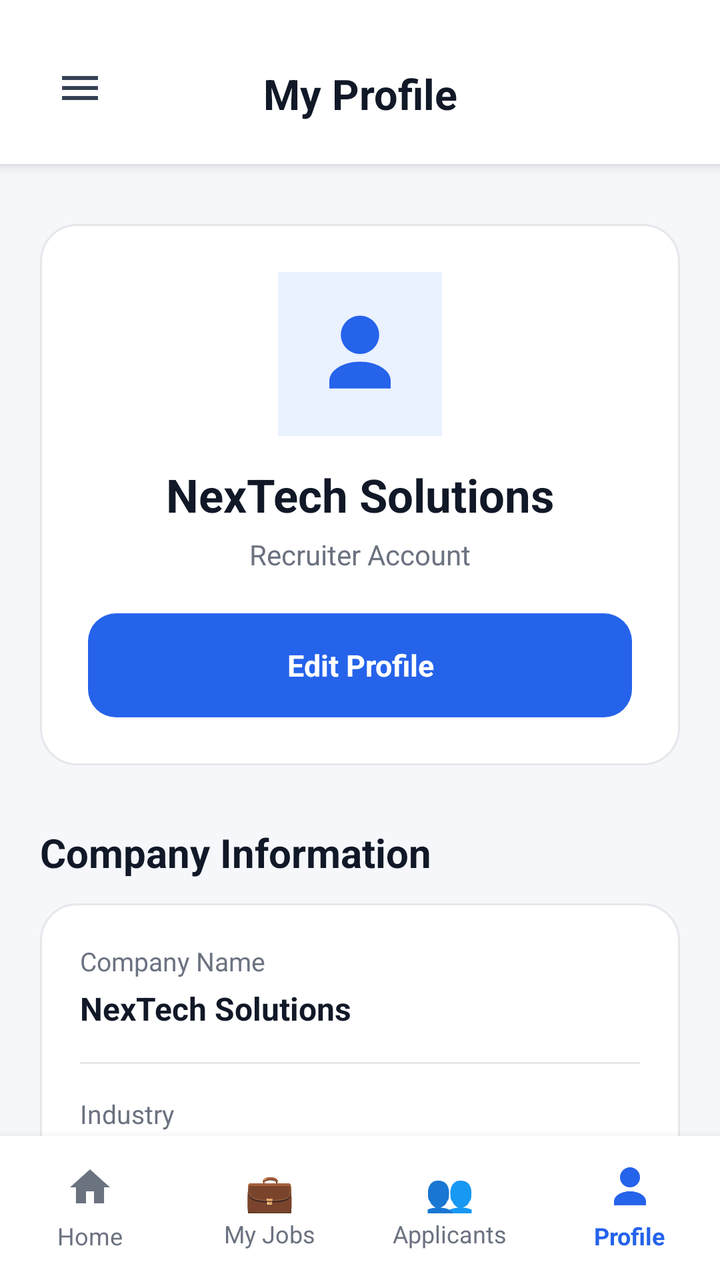
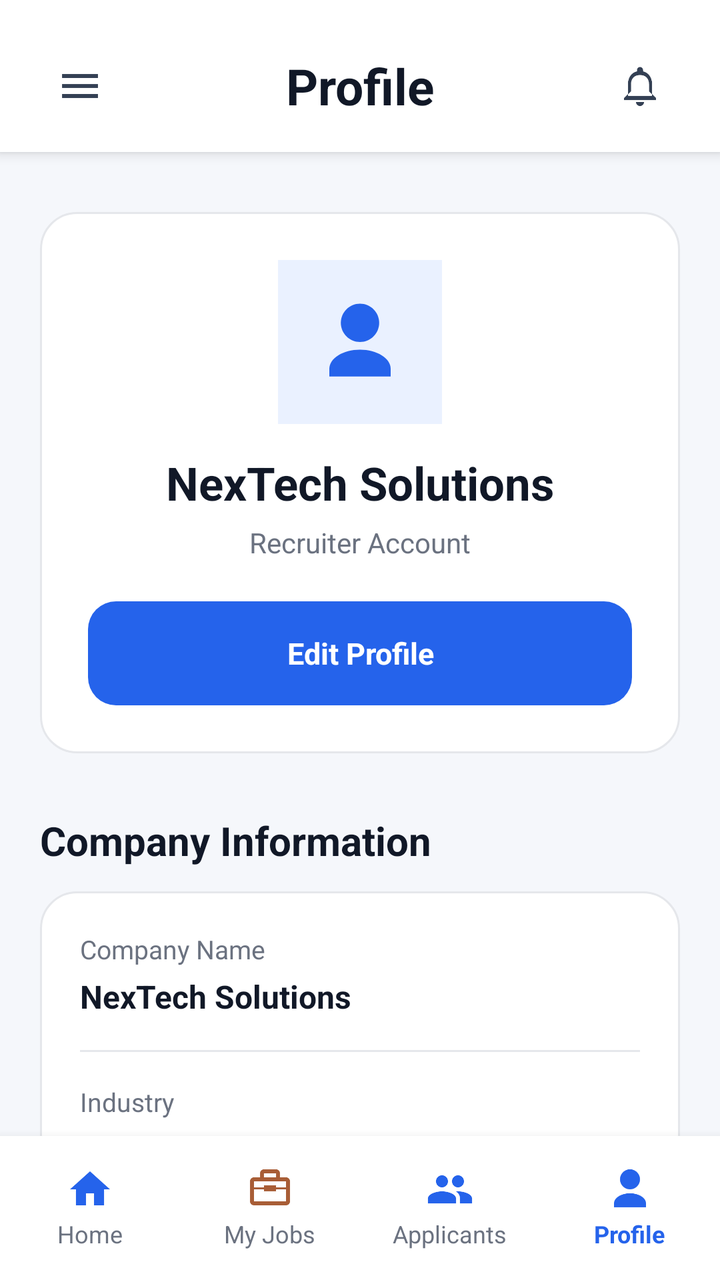

Screens rendered from an Android XML layout before and after an edit, with the pre-edit source and the edit as a unified diff.
<!-- AndroidManifest.xml: application theme Theme.CloudHire -->
<!-- res/layout/activity_recruiter_profile.xml -->
<?xml version="1.0" encoding="utf-8"?>
<LinearLayout
    xmlns:android="http://schemas.android.com/apk/res/android"
    xmlns:app="http://schemas.android.com/apk/res-auto"
    android:layout_width="match_parent"
    android:layout_height="match_parent"
    android:orientation="vertical"
    android:background="#F5F7FB">
    
    <LinearLayout
        android:layout_width="match_parent"
        android:layout_height="82dp"
        android:orientation="horizontal"
        android:gravity="center_vertical"
        android:paddingStart="16dp"
        android:paddingEnd="16dp"
        android:paddingTop="6dp"
        android:background="#FFFFFF"
        android:elevation="4dp">
        <ImageButton
            android:id="@+id/btnProfileMenu"
            android:layout_width="48dp"
            android:layout_height="48dp"
            android:background="@android:color/transparent"
            android:src="@drawable/recruiter_dashboard_menu"
            android:contentDescription="Menu"
            android:padding="12dp" />
        <TextView
            android:id="@+id/txtProfileTitle"
            android:layout_width="0dp"
            android:layout_height="wrap_content"
            android:layout_weight="1"
            android:gravity="center"
            android:translationY="3dp"
            android:text="My Profile"
            android:textColor="#111827"
            android:textSize="21sp"
            android:textStyle="bold" />
        
        <View
            android:layout_width="48dp"
            android:layout_height="48dp" />
    </LinearLayout>
    
    <ScrollView
        android:layout_width="match_parent"
        android:layout_height="0dp"
        android:layout_weight="1"
        android:fillViewport="true"
        android:scrollbars="none">
        <LinearLayout
            android:layout_width="match_parent"
            android:layout_height="wrap_content"
            android:orientation="vertical"
            android:paddingStart="20dp"
            android:paddingEnd="20dp"
            android:paddingTop="30dp"
            android:paddingBottom="20dp">
            
            <LinearLayout
                android:layout_width="match_parent"
                android:layout_height="wrap_content"
                android:orientation="vertical"
                android:gravity="center"
                android:padding="24dp"
                android:background="@drawable/bg_recruiter_profile_card">
                <ImageView
                    android:id="@+id/imgCompanyLogo"
                    android:layout_width="82dp"
                    android:layout_height="82dp"
                    android:padding="18dp"
                    android:src="@drawable/recruiter_dashboard_person"
                    app:tint="#2563EB"
                    android:background="#EAF1FF"
                    android:contentDescription="Company Logo" />
                <TextView
                    android:id="@+id/txtCompanyName"
                    android:layout_width="wrap_content"
                    android:layout_height="wrap_content"
                    android:layout_marginTop="14dp"
                    android:text="NexTech Solutions"
                    android:textColor="#111827"
                    android:textSize="23sp"
                    android:textStyle="bold" />
                <TextView
                    android:id="@+id/txtRecruiterAccount"
                    android:layout_width="wrap_content"
                    android:layout_height="wrap_content"
                    android:layout_marginTop="5dp"
                    android:text="Recruiter Account"
                    android:textColor="#6B7280"
                    android:textSize="14sp" />
                <TextView
                    android:id="@+id/btnEditProfile"
                    android:layout_width="match_parent"
                    android:layout_height="52dp"
                    android:layout_marginTop="20dp"
                    android:gravity="center"
                    android:text="Edit Profile"
                    android:textColor="#FFFFFF"
                    android:textSize="15sp"
                    android:textStyle="bold"
                    android:clickable="true"
                    android:focusable="true"
                    android:background="@drawable/bg_recruiter_profile_button" />
            </LinearLayout>
            
            <TextView
                android:layout_width="wrap_content"
                android:layout_height="wrap_content"
                android:layout_marginTop="30dp"
                android:text="Company Information"
                android:textColor="#111827"
                android:textSize="20sp"
                android:textStyle="bold" />
            <LinearLayout
                android:layout_width="match_parent"
                android:layout_height="wrap_content"
                android:layout_marginTop="12dp"
                android:orientation="vertical"
                android:padding="20dp"
                android:background="@drawable/bg_recruiter_profile_card">
                <TextView
                    android:layout_width="match_parent"
                    android:layout_height="wrap_content"
                    android:text="Company Name"
                    android:textColor="#6B7280"
                    android:textSize="13sp" />
                <TextView
                    android:id="@+id/txtCompanyNameInfo"
                    android:layout_width="match_parent"
                    android:layout_height="wrap_content"
                    android:layout_marginTop="4dp"
                    android:text="NexTech Solutions"
                    android:textColor="#111827"
                    android:textSize="16sp"
                    android:textStyle="bold" />
                <View
                    android:layout_width="match_parent"
                    android:layout_height="1dp"
                    android:layout_marginTop="16dp"
                    android:layout_marginBottom="16dp"
                    android:background="#E5E7EB" />
                <TextView
                    android:layout_width="match_parent"
                    android:layout_height="wrap_content"
                    android:text="Industry"
                    android:textColor="#6B7280"
                    android:textSize="13sp" />
                <TextView
                    android:id="@+id/txtIndustry"
                    android:layout_width="match_parent"
                    android:layout_height="wrap_content"
                    android:layout_marginTop="4dp"
                    android:text="Information Technology"
                    android:textColor="#111827"
                    android:textSize="16sp" />
                <View
                    android:layout_width="match_parent"
                    android:layout_height="1dp"
                    android:layout_marginTop="16dp"
                    android:layout_marginBottom="16dp"
                    android:background="#E5E7EB" />
                <TextView
                    android:layout_width="match_parent"
                    android:layout_height="wrap_content"
                    android:text="Company Size"
                    android:textColor="#6B7280"
                    android:textSize="13sp" />
                <TextView
                    android:id="@+id/txtCompanySize"
                    android:layout_width="match_parent"
                    android:layout_height="wrap_content"
                    android:layout_marginTop="4dp"
                    android:text="51 - 200 Employees"
                    android:textColor="#111827"
                    android:textSize="16sp" />
                <View
                    android:layout_width="match_parent"
                    android:layout_height="1dp"
                    android:layout_marginTop="16dp"
                    android:layout_marginBottom="16dp"
                    android:background="#E5E7EB" />
                <TextView
                    android:layout_width="match_parent"
                    android:layout_height="wrap_content"
                    android:text="Location"
                    android:textColor="#6B7280"
                    android:textSize="13sp" />
                <TextView
                    android:id="@+id/txtLocation"
                    android:layout_width="match_parent"
                    android:layout_height="wrap_content"
                    android:layout_marginTop="4dp"
                    android:text="Mangalore, Karnataka"
                    android:textColor="#111827"
                    android:textSize="16sp" />
                <View
                    android:layout_width="match_parent"
                    android:layout_height="1dp"
                    android:layout_marginTop="16dp"
                    android:layout_marginBottom="16dp"
                    android:background="#E5E7EB" />
                <TextView
                    android:layout_width="match_parent"
                    android:layout_height="wrap_content"
                    android:text="Website"
                    android:textColor="#6B7280"
                    android:textSize="13sp" />
                <TextView
                    android:id="@+id/txtWebsite"
                    android:layout_width="match_parent"
                    android:layout_height="wrap_content"
                    android:layout_marginTop="4dp"
                    android:text="www.nextechsolutions.com"
                    android:textColor="#2563EB"
                    android:textSize="16sp" />
            </LinearLayout>
            
            <TextView
                android:layout_width="wrap_content"
                android:layout_height="wrap_content"
                android:layout_marginTop="30dp"
                android:text="Recruiter Information"
                android:textColor="#111827"
                android:textSize="20sp"
                android:textStyle="bold" />
            <LinearLayout
                android:layout_width="match_parent"
                android:layout_height="wrap_content"
                android:layout_marginTop="12dp"
                android:orientation="vertical"
                android:padding="20dp"
                android:background="@drawable/bg_recruiter_profile_card">
                <TextView
                    android:layout_width="match_parent"
                    android:layout_height="wrap_content"
                    android:text="Name"
                    android:textColor="#6B7280"
                    android:textSize="13sp" />
                <TextView
                    android:id="@+id/txtRecruiterName"
                    android:layout_width="match_parent"
                    android:layout_height="wrap_content"
                    android:layout_marginTop="4dp"
                    android:text="Recruiter"
                    android:textColor="#111827"
                    android:textSize="16sp"
                    android:textStyle="bold" />
                <View
                    android:layout_width="match_parent"
                    android:layout_height="1dp"
                    android:layout_marginTop="16dp"
                    android:layout_marginBottom="16dp"
                    android:background="#E5E7EB" />
                <TextView
                    android:layout_width="match_parent"
                    android:layout_height="wrap_content"
                    android:text="Email"
                    android:textColor="#6B7280"
                    android:textSize="13sp" />
                <TextView
                    android:id="@+id/txtRecruiterEmail"
                    android:layout_width="match_parent"
                    android:layout_height="wrap_content"
                    android:layout_marginTop="4dp"
                    android:text="recruiter@nextechsolutions.com"
                    android:textColor="#111827"
                    android:textSize="16sp" />
                <View
                    android:layout_width="match_parent"
                    android:layout_height="1dp"
                    android:layout_marginTop="16dp"
                    android:layout_marginBottom="16dp"
                    android:background="#E5E7EB" />
                <TextView
                    android:layout_width="match_parent"
                    android:layout_height="wrap_content"
                    android:text="Phone"
                    android:textColor="#6B7280"
                    android:textSize="13sp" />
                <TextView
                    android:id="@+id/txtRecruiterPhone"
                    android:layout_width="match_parent"
                    android:layout_height="wrap_content"
                    android:layout_marginTop="4dp"
                    android:text="+91 XXXXX XXXXX"
                    android:textColor="#111827"
                    android:textSize="16sp" />
                <View
                    android:layout_width="match_parent"
                    android:layout_height="1dp"
                    android:layout_marginTop="16dp"
                    android:layout_marginBottom="16dp"
                    android:background="#E5E7EB" />
                <TextView
                    android:layout_width="match_parent"
                    android:layout_height="wrap_content"
                    android:text="Designation"
                    android:textColor="#6B7280"
                    android:textSize="13sp" />
                <TextView
                    android:id="@+id/txtDesignation"
                    android:layout_width="match_parent"
                    android:layout_height="wrap_content"
                    android:layout_marginTop="4dp"
                    android:text="HR Manager"
                    android:textColor="#111827"
                    android:textSize="16sp" />
            </LinearLayout>
            
            <TextView
                android:layout_width="wrap_content"
                android:layout_height="wrap_content"
                android:layout_marginTop="30dp"
                android:text="Account"
                android:textColor="#111827"
                android:textSize="20sp"
                android:textStyle="bold" />
            <LinearLayout
                android:layout_width="match_parent"
                android:layout_height="wrap_content"
                android:layout_marginTop="12dp"
                android:orientation="vertical"
                android:background="@drawable/bg_recruiter_profile_card">
                <TextView
                    android:id="@+id/btnChangePassword"
                    android:layout_width="match_parent"
                    android:layout_height="58dp"
                    android:gravity="center_vertical"
                    android:paddingStart="20dp"
                    android:paddingEnd="20dp"
                    android:text="Change Password ›"
                    android:textColor="#111827"
                    android:textSize="15sp"
                    android:clickable="true"
                    android:focusable="true" />
                <View
                    android:layout_width="match_parent"
                    android:layout_height="1dp"
                    android:background="#E5E7EB" />
                <TextView
                    android:id="@+id/btnNotifications"
                    android:layout_width="match_parent"
                    android:layout_height="58dp"
                    android:gravity="center_vertical"
                    android:paddingStart="20dp"
                    android:paddingEnd="20dp"
                    android:text="Notifications ›"
                    android:textColor="#111827"
                    android:textSize="15sp"
                    android:clickable="true"
                    android:focusable="true" />
                <View
                    android:layout_width="match_parent"
                    android:layout_height="1dp"
                    android:background="#E5E7EB" />
                <TextView
                    android:id="@+id/btnLogout"
                    android:layout_width="match_parent"
                    android:layout_height="58dp"
                    android:gravity="center_vertical"
                    android:paddingStart="20dp"
                    android:paddingEnd="20dp"
                    android:text="Logout"
                    android:textColor="#DC2626"
                    android:textSize="15sp"
                    android:clickable="true"
                    android:focusable="true" />
            </LinearLayout>
            <View
                android:layout_width="match_parent"
                android:layout_height="40dp" />
        </LinearLayout>
    </ScrollView>
    
    

    
    
    

    <LinearLayout
        android:layout_width="match_parent"
        android:layout_height="72dp"
        android:orientation="horizontal"
        android:gravity="center_vertical"
        android:background="#FFFFFF"
        android:elevation="8dp">

        

        <LinearLayout
            android:id="@+id/navHome"
            android:layout_width="0dp"
            android:layout_height="72dp"
            android:layout_weight="1"
            android:orientation="vertical"
            android:gravity="center"
            android:clickable="true"
            android:focusable="true">

            <ImageView
                android:layout_width="24dp"
                android:layout_height="24dp"
                android:src="@drawable/recruiter_dashboard_home"
                android:scaleType="centerInside"
                app:tint="#6B7280"
                android:contentDescription="Home" />

            <TextView
                android:layout_width="wrap_content"
                android:layout_height="wrap_content"
                android:layout_marginTop="4dp"
                android:text="Home"
                android:textColor="#6B7280"
                android:textSize="12sp" />

        </LinearLayout>


        

        <LinearLayout
            android:id="@+id/navJobs"
            android:layout_width="0dp"
            android:layout_height="72dp"
            android:layout_weight="1"
            android:orientation="vertical"
            android:gravity="center"
            android:clickable="true"
            android:focusable="true">

            <TextView
                android:layout_width="wrap_content"
                android:layout_height="24dp"
                android:gravity="center"
                android:text="💼"
                android:textSize="20sp" />

            <TextView
                android:layout_width="wrap_content"
                android:layout_height="wrap_content"
                android:layout_marginTop="2dp"
                android:text="My Jobs"
                android:textColor="@color/dashboard_text_secondary"
                android:textSize="12sp" />

        </LinearLayout>


        

        <LinearLayout
            android:id="@+id/navApplicants"
            android:layout_width="0dp"
            android:layout_height="72dp"
            android:layout_weight="1"
            android:orientation="vertical"
            android:gravity="center"
            android:clickable="true"
            android:focusable="true">

            <TextView
                android:layout_width="wrap_content"
                android:layout_height="24dp"
                android:gravity="center"
                android:text="👥"
                android:textSize="20sp" />

            <TextView
                android:layout_width="wrap_content"
                android:layout_height="wrap_content"
                android:layout_marginTop="2dp"
                android:text="Applicants"
                android:textColor="@color/dashboard_text_secondary"
                android:textSize="12sp" />

        </LinearLayout>


        

        <LinearLayout
            android:id="@+id/navProfile"
            android:layout_width="0dp"
            android:layout_height="72dp"
            android:layout_weight="1"
            android:orientation="vertical"
            android:gravity="center"
            android:clickable="true"
            android:focusable="true">

            <ImageView
                android:layout_width="24dp"
                android:layout_height="24dp"
                android:src="@drawable/recruiter_dashboard_person"
                android:scaleType="centerInside"
                app:tint="#2563EB"
                android:contentDescription="Profile" />

            <TextView
                android:layout_width="wrap_content"
                android:layout_height="wrap_content"
                android:layout_marginTop="4dp"
                android:text="Profile"
                android:textColor="#2563EB"
                android:textSize="12sp"
                android:textStyle="bold" />

        </LinearLayout>

    </LinearLayout>
    </LinearLayout>
<!-- resources referenced by this layout -->
<resources>
  <color name="dashboard_text_secondary">#6B7280</color>
  <!-- drawable bg_recruiter_profile_button (drawable) -->
  <?xml version="1.0" encoding="utf-8"?>
  <shape
      xmlns:android="http://schemas.android.com/apk/res/android">
  
      <solid
          android:color="#2563EB" />
  
      <corners
          android:radius="14dp" />
  
  </shape>
  <!-- drawable recruiter_dashboard_home (drawable) -->
  <?xml version="1.0" encoding="utf-8"?>
  <vector xmlns:android="http://schemas.android.com/apk/res/android"
      android:width="24dp"
      android:height="24dp"
      android:viewportWidth="24"
      android:viewportHeight="24">
  
      <path
          android:fillColor="#2563EB"
          android:pathData="M10,20v-6h4v6h5v-8h3L12,3 2,12h3v8z" />
  
  </vector>
  <!-- drawable recruiter_dashboard_menu (drawable) -->
  <?xml version="1.0" encoding="utf-8"?>
  <vector xmlns:android="http://schemas.android.com/apk/res/android"
      android:width="24dp"
      android:height="24dp"
      android:viewportWidth="24"
      android:viewportHeight="24">
  
      <path
          android:fillColor="#344054"
          android:pathData="M3,6h18v2H3zM3,11h18v2H3zM3,16h18v2H3z" />
  
  </vector>
  <style name="Theme.CloudHire" parent="Base.Theme.CloudHire" />
  <style name="Base.Theme.CloudHire" parent="Theme.Material3.DayNight.NoActionBar">
          
          
      </style>
  <!-- unchanged entries left out for length: 2 -->
</resources>

<!-- the commit's change to res/layout/activity_recruiter_profile.xml (unified diff, before → after) -->
@@ -9,12 +9,12 @@
     
     <LinearLayout
         android:layout_width="match_parent"
-        android:layout_height="82dp"
+        android:layout_height="76dp"
         android:orientation="horizontal"
         android:gravity="center_vertical"
         android:paddingStart="16dp"
         android:paddingEnd="16dp"
-        android:paddingTop="6dp"
+        android:paddingTop="10dp"
         android:background="#FFFFFF"
         android:elevation="4dp">
         <ImageButton
@@ -24,22 +24,45 @@
             android:background="@android:color/transparent"
             android:src="@drawable/recruiter_dashboard_menu"
             android:contentDescription="Menu"
-            android:padding="12dp" />
+            android:padding="10dp" />
         <TextView
             android:id="@+id/txtProfileTitle"
             android:layout_width="0dp"
             android:layout_height="wrap_content"
             android:layout_weight="1"
             android:gravity="center"
-            android:translationY="3dp"
-            android:text="My Profile"
-            android:textColor="#111827"
-            android:textSize="21sp"
+            android:text="Profile"
+            android:textColor="@color/dashboard_text_primary"
+            android:textSize="25sp"
             android:textStyle="bold" />
-        
-        <View
+
+        <FrameLayout
             android:layout_width="48dp"
-            android:layout_height="48dp" />
+            android:layout_height="48dp">
+
+            <ImageButton
+                android:id="@+id/btnProfileNotifications"
+                android:layout_width="48dp"
+                android:layout_height="48dp"
+                android:background="@android:color/transparent"
+                android:src="@drawable/recruiter_dashboard_notifications"
+                android:padding="10dp"
+                android:contentDescription="Notifications" />
+
+            <TextView
+                android:id="@+id/txtProfileNotificationBadge"
+                android:layout_width="20dp"
+                android:layout_height="20dp"
+                android:layout_gravity="top|end"
+                android:gravity="center"
+                android:text="0"
+                android:textColor="@android:color/white"
+                android:textSize="10sp"
+                android:textStyle="bold"
+                android:background="@drawable/recruiter_dashboard_notification_badge"
+                android:visibility="gone" />
+
+        </FrameLayout>
     </LinearLayout>
     
     <ScrollView
@@ -374,12 +397,6 @@
         </LinearLayout>
     </ScrollView>
     
-    
-
-    
-    
-    
-
     <LinearLayout
         android:layout_width="match_parent"
         android:layout_height="72dp"
@@ -405,15 +422,15 @@
                 android:layout_height="24dp"
                 android:src="@drawable/recruiter_dashboard_home"
                 android:scaleType="centerInside"
-                app:tint="#6B7280"
+                app:tint="@color/dashboard_primary"
                 android:contentDescription="Home" />
 
             <TextView
                 android:layout_width="wrap_content"
                 android:layout_height="wrap_content"
-                android:layout_marginTop="4dp"
+                android:layout_marginTop="2dp"
                 android:text="Home"
-                android:textColor="#6B7280"
+                android:textColor="@color/dashboard_text_secondary"
                 android:textSize="12sp" />
 
         </LinearLayout>
@@ -431,12 +448,12 @@
             android:clickable="true"
             android:focusable="true">
 
-            <TextView
-                android:layout_width="wrap_content"
+            <ImageView
+                android:layout_width="24dp"
                 android:layout_height="24dp"
-                android:gravity="center"
-                android:text="💼"
-                android:textSize="20sp" />
+                android:src="@drawable/recruiter_dashboard_briefcase"
+                app:tint="#A85D36"
+                android:contentDescription="Jobs" />
 
             <TextView
                 android:layout_width="wrap_content"
@@ -461,12 +478,12 @@
             android:clickable="true"
             android:focusable="true">
 
-            <TextView
-                android:layout_width="wrap_content"
+            <ImageView
+                android:layout_width="24dp"
                 android:layout_height="24dp"
-                android:gravity="center"
-                android:text="👥"
-                android:textSize="20sp" />
+                android:src="@drawable/recruiter_dashboard_people"
+                app:tint="@color/dashboard_primary"
+                android:contentDescription="Applicants" />
 
             <TextView
                 android:layout_width="wrap_content"
@@ -496,15 +513,15 @@
                 android:layout_height="24dp"
                 android:src="@drawable/recruiter_dashboard_person"
                 android:scaleType="centerInside"
-                app:tint="#2563EB"
+                app:tint="@color/dashboard_primary"
                 android:contentDescription="Profile" />
 
             <TextView
                 android:layout_width="wrap_content"
                 android:layout_height="wrap_content"
-                android:layout_marginTop="4dp"
+                android:layout_marginTop="2dp"
                 android:text="Profile"
-                android:textColor="#2563EB"
+                android:textColor="@color/dashboard_primary"
                 android:textSize="12sp"
                 android:textStyle="bold" />
 
<!-- resource entries referenced after the edit -->
@@ -1,5 +1,7 @@
 <!-- resources referenced by this layout -->
 <resources>
+  <color name="dashboard_primary">#2563EB</color>
+  <color name="dashboard_text_primary">#111827</color>
   <color name="dashboard_text_secondary">#6B7280</color>
   <!-- drawable bg_recruiter_profile_button (drawable) -->
   <?xml version="1.0" encoding="utf-8"?>
@@ -13,6 +15,19 @@
           android:radius="14dp" />
   
   </shape>
+  <!-- drawable recruiter_dashboard_briefcase (drawable) -->
+  <?xml version="1.0" encoding="utf-8"?>
+  <vector xmlns:android="http://schemas.android.com/apk/res/android"
+      android:width="24dp"
+      android:height="24dp"
+      android:viewportWidth="24"
+      android:viewportHeight="24">
+  
+      <path
+          android:fillColor="#667085"
+          android:pathData="M20,6h-3V4c0,-1.1 -0.9,-2 -2,-2H9c-1.1,0 -2,0.9 -2,2v2H4c-1.1,0 -2,0.9 -2,2v10c0,1.1 0.9,2 2,2h16c1.1,0 2,-0.9 2,-2V8c0,-1.1 -0.9,-2 -2,-2zM9,4h6v2H9V4zM20,18H4v-6h5v1h6v-1h5v6zM9,11H4V8h16v3h-5v-1H9v1z" />
+  
+  </vector>
   <!-- drawable recruiter_dashboard_home (drawable) -->
   <?xml version="1.0" encoding="utf-8"?>
   <vector xmlns:android="http://schemas.android.com/apk/res/android"
@@ -39,6 +54,44 @@
           android:pathData="M3,6h18v2H3zM3,11h18v2H3zM3,16h18v2H3z" />
   
   </vector>
+  <!-- drawable recruiter_dashboard_notification_badge (drawable) -->
+  <?xml version="1.0" encoding="utf-8"?>
+  <shape
+      xmlns:android="http://schemas.android.com/apk/res/android">
+  
+      <solid
+          android:color="#EF4444" />
+  
+      <corners
+          android:radius="20dp" />
+  
+  </shape>
+  <!-- drawable recruiter_dashboard_notifications (drawable) -->
+  <?xml version="1.0" encoding="utf-8"?>
+  <vector xmlns:android="http://schemas.android.com/apk/res/android"
+      android:width="24dp"
+      android:height="24dp"
+      android:viewportWidth="24"
+      android:viewportHeight="24">
+  
+      <path
+          android:fillColor="#344054"
+          android:pathData="M12,22c1.1,0 2,-0.9 2,-2h-4c0,1.1 0.9,2 2,2zM18,16v-5c0,-3.07 -1.63,-5.64 -4.5,-6.32V4c0,-0.83 -0.67,-1.5 -1.5,-1.5S10.5,3.17 10.5,4v0.68C7.63,5.36 6,7.93 6,11v5l-2,2v1h16v-1l-2,-2zM18,17H6v-0.83l1.5,-1.5V11c0,-2.48 1.51,-4.5 4.5,-4.5s4.5,2.02 4.5,4.5v3.67l1.5,1.5V17z" />
+  
+  </vector>
+  <!-- drawable recruiter_dashboard_people (drawable) -->
+  <?xml version="1.0" encoding="utf-8"?>
+  <vector xmlns:android="http://schemas.android.com/apk/res/android"
+      android:width="24dp"
+      android:height="24dp"
+      android:viewportWidth="24"
+      android:viewportHeight="24">
+  
+      <path
+          android:fillColor="#667085"
+          android:pathData="M16,11c1.66,0 2.99,-1.34 2.99,-3S17.66,5 16,5s-3,1.34 -3,3 1.34,3 3,3zM8,11c1.66,0 2.99,-1.34 2.99,-3S9.66,5 8,5 5,6.34 5,8s1.34,3 3,3zM8,13c-2.33,0 -7,1.17 -7,3.5V19h14v-2.5C15,14.17 10.33,13 8,13zM16,13c-0.29,0 -0.62,0.02 -0.97,0.05 1.16,0.84 1.97,1.94 1.97,3.45V19h6v-2.5c0,-2.33 -4.67,-3.5 -7,-3.5z" />
+  
+  </vector>
   <style name="Theme.CloudHire" parent="Base.Theme.CloudHire" />
   <style name="Base.Theme.CloudHire" parent="Theme.Material3.DayNight.NoActionBar">
           
